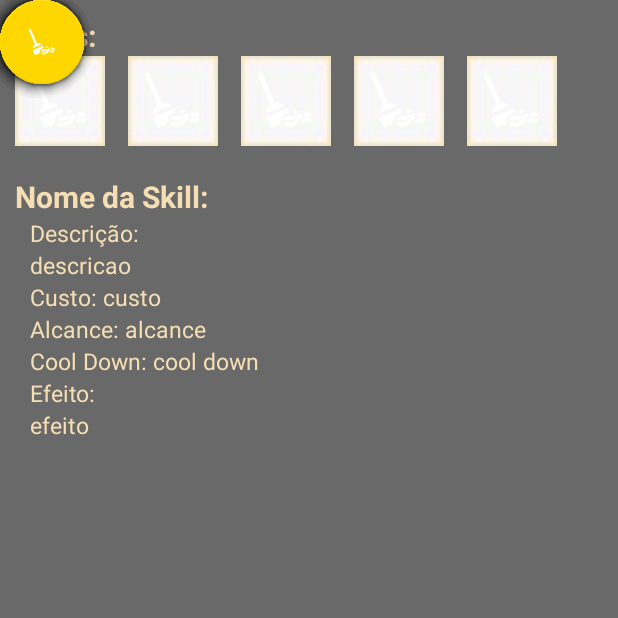
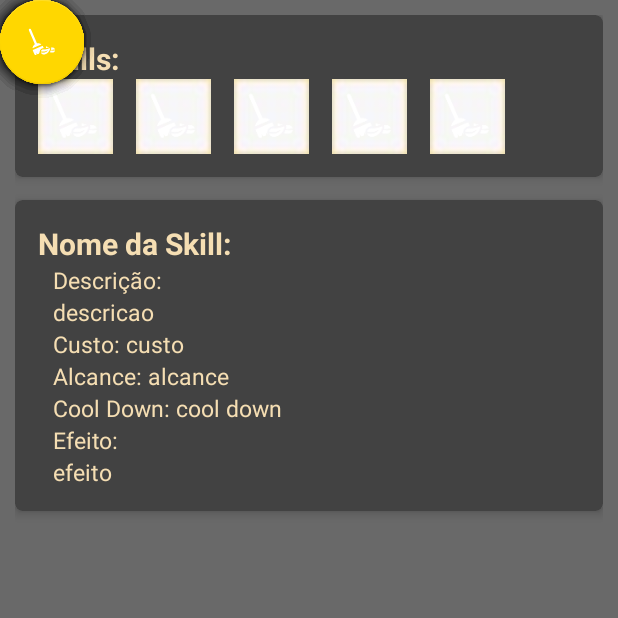
Before and after one commit to wellyogui/LolGuide, an Android app: the fragment HabilidadesFragment placed in its activity, on a phone screen of 412 x 824 dp, the top half of it. Run offline under Robolectric (Android 15) with nearby library versions, the phone set to English and light mode, and no system bars; our stand-ins replace AdMob, ButterKnife, Picasso; libraries missing offline, so code that uses them is left out: com.github.clans.fab, retrofit2.adapter.rxjava, rx.android.schedulers, rx.schedulers; plain views replace FloatingActionButton, FloatingActionMenu; pictures from the network do not load; 4 statements that could not run were skipped.

Commit message:
cardview em todo os tab do details

```diff
--- a/app/src/main/java/com/example/wellington/lolguide/view/ui/details/fragment/TipsFragment.java
+++ b/app/src/main/java/com/example/wellington/lolguide/view/ui/details/fragment/TipsFragment.java
@@ -36,7 +36,6 @@ public class TipsFragment extends Fragment {
     public TipsFragment() {
         // Required empty public constructor
     }
-
 
     @Override
     public View onCreateView(LayoutInflater inflater, ViewGroup container,
--- a/app/src/main/res/layout/fragment_habilidades.xml
+++ b/app/src/main/res/layout/fragment_habilidades.xml
@@ -1,4 +1,6 @@
-<FrameLayout xmlns:android="http://schemas.android.com/apk/res/android"
+<ScrollView xmlns:android="http://schemas.android.com/apk/res/android"
+    xmlns:app="http://schemas.android.com/apk/res-auto"
+    xmlns:card_view="http://schemas.android.com/apk/res-auto"
     xmlns:tools="http://schemas.android.com/tools"
     android:layout_width="match_parent"
     android:layout_height="match_parent"
@@ -11,11 +13,24 @@
         android:orientation="vertical"
         android:padding="10dp">
 
+        <android.support.v7.widget.CardView
+            android:layout_width="match_parent"
+            android:layout_height="wrap_content"
+            android:layout_marginBottom="15dp"
+            app:cardBackgroundColor="@color/cardview_dark_background"
+            card_view:cardCornerRadius="5dp"
+            card_view:cardElevation="4dp"
+            card_view:contentPadding="15dp">
+
+            <LinearLayout
+                android:layout_width="match_parent"
+                android:layout_height="match_parent"
+                android:orientation="vertical">
+
 
                 <TextView
                     style="@style/fontTitleStyle"
                     android:text="Skills: " />
-
 
                 <LinearLayout
                     android:layout_width="match_parent"
@@ -29,14 +44,14 @@
 
                         <ImageView
                             android:id="@+id/ivBorder1"
-                    android:layout_width="60dp"
-                    android:layout_height="60dp"
+                            android:layout_width="50dp"
+                            android:layout_height="50dp"
                             android:src="@drawable/borderskill" />
 
                         <ImageButton
                             android:id="@+id/ibSkill1"
-                    android:layout_width="50dp"
-                    android:layout_height="50dp"
+                            android:layout_width="40dp"
+                            android:layout_height="40dp"
                             android:layout_centerInParent="true"
                             android:background="@android:color/transparent"
                             android:scaleType="fitCenter"
@@ -46,20 +61,20 @@
 
 
                     <RelativeLayout
-                android:layout_marginLeft="15dp"
                         android:layout_width="wrap_content"
-                android:layout_height="wrap_content">
+                        android:layout_height="wrap_content"
+                        android:layout_marginLeft="15dp">
 
                         <ImageView
                             android:id="@+id/ivBorder2"
-                    android:layout_width="60dp"
-                    android:layout_height="60dp"
+                            android:layout_width="50dp"
+                            android:layout_height="50dp"
                             android:src="@drawable/borderskill" />
 
                         <ImageButton
                             android:id="@+id/ibSkill2"
-                    android:layout_width="50dp"
-                    android:layout_height="50dp"
+                            android:layout_width="40dp"
+                            android:layout_height="40dp"
                             android:layout_centerInParent="true"
                             android:background="@android:color/transparent"
                             android:scaleType="fitXY"
@@ -68,20 +83,20 @@
                     </RelativeLayout>
 
                     <RelativeLayout
-                android:layout_marginLeft="15dp"
                         android:layout_width="wrap_content"
-                android:layout_height="wrap_content">
+                        android:layout_height="wrap_content"
+                        android:layout_marginLeft="15dp">
 
                         <ImageView
                             android:id="@+id/ivBorder3"
-                    android:layout_width="60dp"
-                    android:layout_height="60dp"
+                            android:layout_width="50dp"
+                            android:layout_height="50dp"
                             android:src="@drawable/borderskill" />
 
                         <ImageButton
                             android:id="@+id/ibSkill3"
-                    android:layout_width="50dp"
-                    android:layout_height="50dp"
+                            android:layout_width="40dp"
+                            android:layout_height="40dp"
                             android:layout_centerInParent="true"
 
                             android:background="@android:color/transparent"
@@ -91,20 +106,20 @@
                     </RelativeLayout>
 
                     <RelativeLayout
-                android:layout_marginLeft="15dp"
                         android:layout_width="wrap_content"
-                android:layout_height="wrap_content">
+                        android:layout_height="wrap_content"
+                        android:layout_marginLeft="15dp">
 
                         <ImageView
                             android:id="@+id/ivBorder4"
-                    android:layout_width="60dp"
-                    android:layout_height="60dp"
+                            android:layout_width="50dp"
+                            android:layout_height="50dp"
                             android:src="@drawable/borderskill" />
 
                         <ImageButton
                             android:id="@+id/ibSkill4"
-                    android:layout_width="50dp"
-                    android:layout_height="50dp"
+                            android:layout_width="40dp"
+                            android:layout_height="40dp"
                             android:layout_centerInParent="true"
                             android:background="@android:color/transparent"
                             android:scaleType="fitXY"
@@ -113,20 +128,20 @@
                     </RelativeLayout>
 
                     <RelativeLayout
-                android:layout_marginLeft="15dp"
                         android:layout_width="wrap_content"
-                android:layout_height="wrap_content">
+                        android:layout_height="wrap_content"
+                        android:layout_marginLeft="15dp">
 
                         <ImageView
                             android:id="@+id/ivBorder5"
-                    android:layout_width="60dp"
-                    android:layout_height="60dp"
+                            android:layout_width="50dp"
+                            android:layout_height="50dp"
                             android:src="@drawable/borderskill" />
 
                         <ImageButton
                             android:id="@+id/ibSkill5"
-                    android:layout_width="50dp"
-                    android:layout_height="50dp"
+                            android:layout_width="40dp"
+                            android:layout_height="40dp"
                             android:layout_centerInParent="true"
                             android:background="@android:color/transparent"
                             android:scaleType="fitXY"
@@ -134,13 +149,25 @@
 
                     </RelativeLayout>
 
+                </LinearLayout>
 
             </LinearLayout>
 
-        <ScrollView
+        </android.support.v7.widget.CardView>
+
+        <android.support.v7.widget.CardView
+            android:layout_width="match_parent"
+            android:layout_height="wrap_content"
+            android:layout_marginBottom="15dp"
+            app:cardBackgroundColor="@color/cardview_dark_background"
+            card_view:cardCornerRadius="5dp"
+            card_view:cardElevation="4dp"
+            card_view:contentPadding="15dp">
+
+            <LinearLayout
                 android:layout_width="match_parent"
                 android:layout_height="match_parent"
-            android:layout_marginTop="20dp">
+                >
 
                 <LinearLayout
                     android:layout_width="match_parent"
@@ -254,8 +281,13 @@
 
                 </LinearLayout>
 
-        </ScrollView>
+            </LinearLayout>
+
+
+        </android.support.v7.widget.CardView>
+
 
     </LinearLayout>
 
-</FrameLayout>
+
+</ScrollView>
```
Also changed, not shown: app/src/main/res/layout/fragment_lore.xml (+23 -3 lines), app/src/main/res/layout/fragment_tips.xml (+42 -1 lines). Lines whose indentation alone changed are shown as unchanged.
